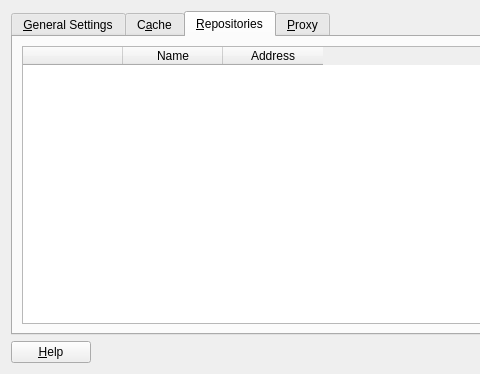
This is kde4/package-manager/manager/ui/settingsdialog.ui in pars-linux/uludag as Qt 5 draws it before an edit; both pictures show x 0 to 480 and y 0 to 374 of the 700 by 374 pixel window. The edited form follows.
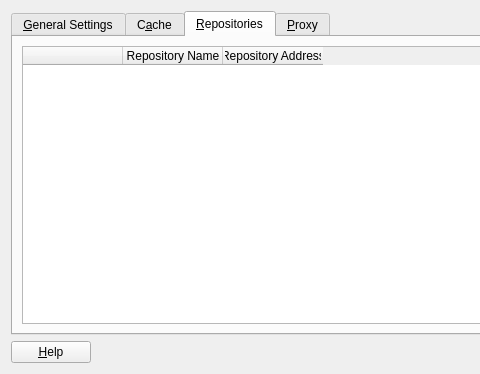
This is the edited form. The open tabs and pages were chosen to show the change. Icons and pictures are not drawn.

Commit message: Change column titles

```diff
--- a/kde4/package-manager/manager/ui/settingsdialog.ui
+++ b/kde4/package-manager/manager/ui/settingsdialog.ui
@@ -433,12 +433,12 @@
          </column>
          <column>
           <property name="text" >
-           <string>Name</string>
+           <string>Repository Name</string>
           </property>
          </column>
          <column>
           <property name="text" >
-           <string>Address</string>
+           <string>Repository Address</string>
           </property>
          </column>
         </widget>
```
